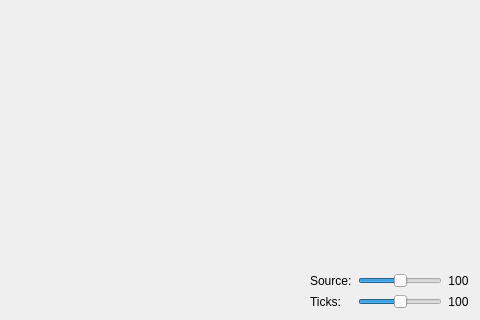
Above: src/usdb_syncer/gui/forms/PreviewDialog.ui from bohning/usdb_syncer before the change; both pictures show x 720 to 1200 and y 280 to 600 of the 1200 by 600 pixel window. Below: the same form after it.
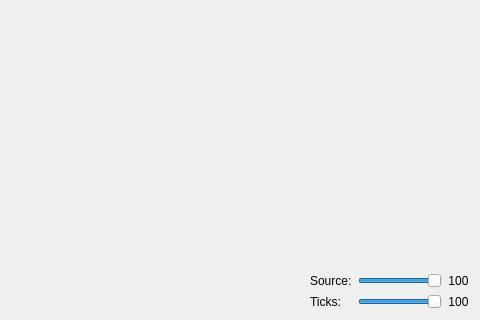
That is the form after the change. Icons and pictures are not drawn.

Commit message:
Remove volume above 200%
Not worth the trouble to avoid clipping.

```diff
--- a/src/usdb_syncer/gui/forms/PreviewDialog.ui
+++ b/src/usdb_syncer/gui/forms/PreviewDialog.ui
@@ -206,7 +206,7 @@
           </sizepolicy>
          </property>
          <property name="maximum">
-          <number>20</number>
+          <number>10</number>
          </property>
          <property name="singleStep">
           <number>1</number>
@@ -231,7 +231,7 @@
           </sizepolicy>
          </property>
          <property name="maximum">
-          <number>20</number>
+          <number>10</number>
          </property>
          <property name="singleStep">
           <number>1</number>
```
